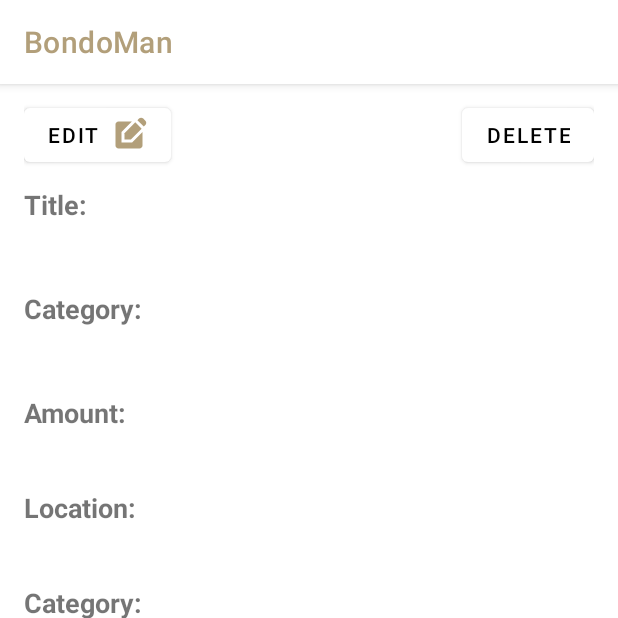
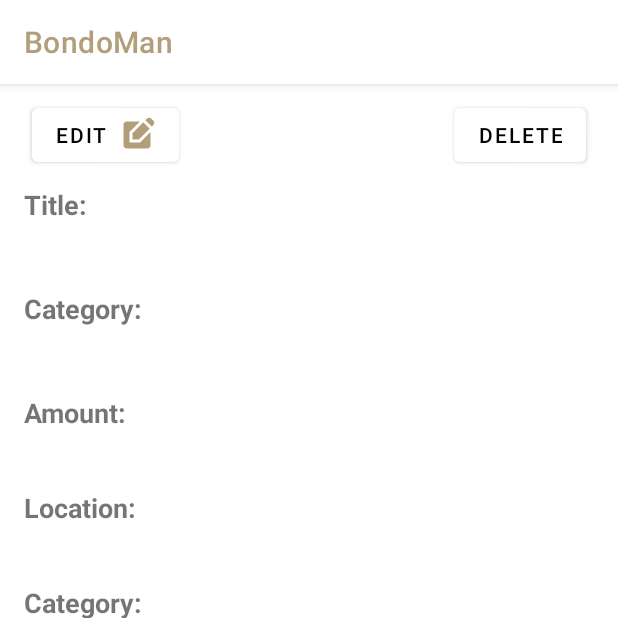
Before and after one commit to auliamey/Android-JWR, an Android app: the fragment TransactionDetailFragment shown on its own in the app's theme, on a phone screen of 412 x 824 dp, the top half of it. Run offline under Robolectric (Android 15) with nearby library versions, the phone set to English and light mode, and no system bars; our stand-ins replace Room's generated code; Roboto replaces fonts that are not available here; 1 statement that could not run was skipped.

Commit message:
style button

```diff
--- a/app/src/main/res/layout/fragment_transaction_detail.xml
+++ b/app/src/main/res/layout/fragment_transaction_detail.xml
@@ -145,6 +145,7 @@
         android:text="Delete"
         app:layout_constraintTop_toTopOf="parent"
         app:layout_constraintRight_toRightOf="parent"
+        android:layout_marginEnd="5dp"
 
         />
 
@@ -158,6 +159,7 @@
         android:text="Edit"
         app:layout_constraintTop_toTopOf="parent"
         app:layout_constraintLeft_toLeftOf="parent"
+        android:layout_marginStart="5dp"
 
         android:drawableEnd="@drawable/baseline_edit_square_24"
         />
```
